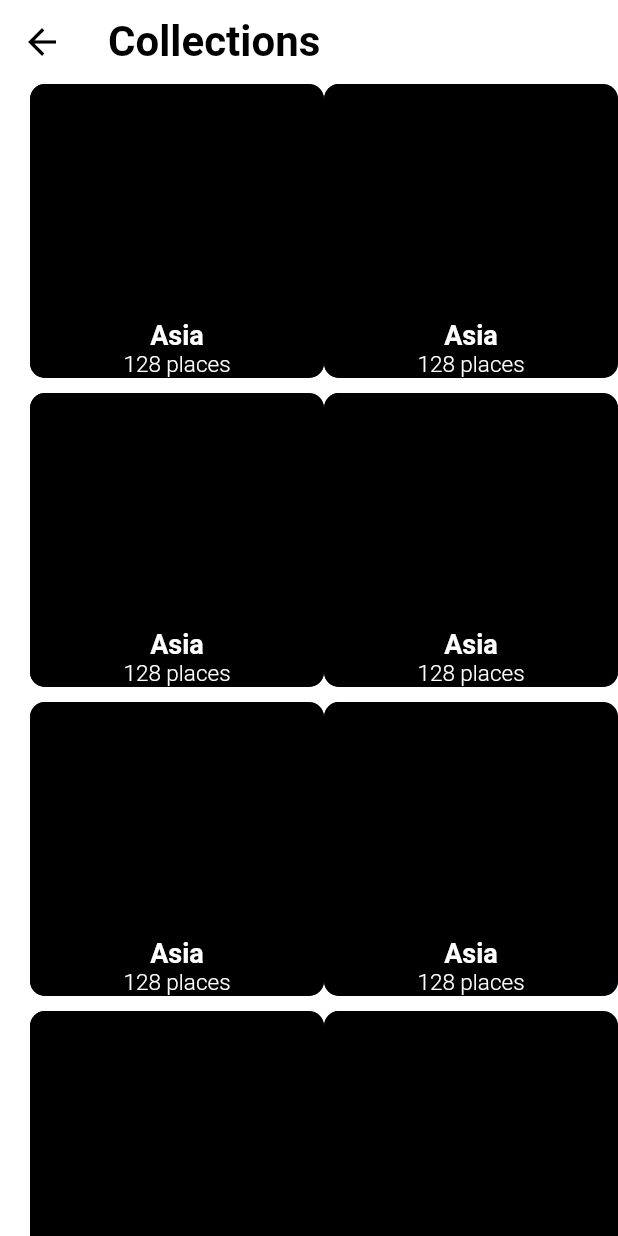
After one commit to JuanCastillo240301/project_flutter_app_delivery, a Flutter app: the collectionsPage screen opened by its route, on a phone screen of 412 x 824 dp. The commit adds this screen. Run offline on Flutter 3.47's test engine with Material 2 defaults, Android fonts, the phone set to English and light mode, and no system bars.

Commit message:
Prototipado de la app commit 73

```diff
--- /dev/null
+++ b/lib/src/features/presentation/collections_page/view/collections_page.dart
@@ -0,0 +1,77 @@
+import 'package:flutter/material.dart';
+import 'package:project_flutter_app_delivery/src/features/presentation/common_widgets/BackButtons/back_button.dart';
+import 'package:project_flutter_app_delivery/src/features/presentation/common_widgets/Texts/header_text.dart';
+
+class collectionsPage extends StatelessWidget {
+  const collectionsPage({super.key});
+
+  @override
+  Widget build(BuildContext context) {
+    return Scaffold(
+      body: CustomScrollView(
+        slivers: <Widget>[
+          SliverAppBar(
+            backgroundColor: Colors.white,
+            title: createText(texto: 'Collections', fontSize: 28,textAlign:TextAlign.justify ),
+            leading: Builder(builder: (BuildContext context){
+              return createBackButton(context,Colors.black);
+            },),
+          ),
+          SliverPadding(padding:
+          EdgeInsets.only(left: 20.0),
+          sliver: SliverGrid.count(crossAxisCount: 2,mainAxisSpacing: 10.0,children: [
+             _card(context),
+              _card(context),
+               _card(context),
+                _card(context),
+                 _card(context),
+                  _card(context),
+                   _card(context),
+                    _card(context),
+          ],
+          ),
+          )
+        ],
+      ),
+    );
+  }
+}
+
+Widget _card(BuildContext context){
+  return GestureDetector(
+    onTap: () {
+     Navigator.pushNamed(context, 'collections-detail');
+    },
+    child: Stack(
+      children: [
+        ClipRRect(
+          borderRadius: BorderRadius.circular(10.0),
+          child: Image(
+            width: 265,
+            height: 290,
+            fit: BoxFit.cover,
+            image: AssetImage('assets/stock.png'),),
+        ),
+        Container(
+           width: 265,
+            height: 290,
+          decoration: BoxDecoration(
+            color: Color.fromRGBO(0, 0, 0, 1.5),
+           borderRadius: BorderRadius.circular(10.0),
+          ),
+        ),
+        Container(
+          alignment: Alignment.center,
+          child: Column(
+            mainAxisAlignment: MainAxisAlignment.end,
+           //crossAxisAlignment: CrossAxisAlignment.center,
+            children: [
+              createText(texto: 'Asia',color: Colors.white,fontSize: 18, fontWeight: FontWeight.bold),
+              createText(texto: '128 places',color: Colors.white,fontSize: 15, fontWeight: FontWeight.w300),
+            ],
+          ),
+        )
+      ],
+    )
+    );
+}
--- a/lib/src/features/presentation/common_widgets/Cards/favourites_card.dart
+++ b/lib/src/features/presentation/common_widgets/Cards/favourites_card.dart
@@ -35,7 +35,7 @@ Widget createFavouritesCard(
               Image(width: 90.0, height: 90.0, fit: BoxFit.cover, image: image),
         ),
         Container(
-          padding: EdgeInsets.only(left: 15.0),
+          padding: EdgeInsets.only(left: 55.0),
           child: Column(
             mainAxisAlignment: MainAxisAlignment.spaceBetween,
             crossAxisAlignment: CrossAxisAlignment.start,
@@ -50,7 +50,7 @@ Widget createFavouritesCard(
                           fontWeight: FontWeight.bold,
                           fontSize: 17)),
                   SizedBox(
-                    width: 25.0,
+                    width: 100.0,
                   ),
                   IconButton(
                       icon: Icon(
--- a/lib/src/routes/routes.dart
+++ b/lib/src/routes/routes.dart
@@ -1,4 +1,6 @@
 import 'package:flutter/material.dart';
+import 'package:project_flutter_app_delivery/src/features/presentation/collections_detail_page/view/collections_detail_page.dart';
+import 'package:project_flutter_app_delivery/src/features/presentation/collections_page/view/collections_page.dart';
 import 'package:project_flutter_app_delivery/src/features/presentation/search_page/view/search_page.dart';
 
 
@@ -20,4 +22,6 @@ final routes = <String,WidgetBuilder>{
 'signup': (BuildContext context) => const SignUp(),
 'tabs': (BuildContext context) => const TabsPage(),
 'search': (BuildContext context) => const SearchPage(),
+'collections': (BuildContext context) => const collectionsPage(),
+'collections-detail': (BuildContext context) => const collectionsDetailPage(),
 };
```
Also changed, not shown: lib/src/features/presentation/collections_detail_page/view/collections_detail_page.dart (added, +127 -0 lines), lib/src/features/presentation/search_page/view/search_page.dart (+153 -1 lines), lib/src/features/presentation/tabs/explore_tab/view/explore_tab.dart (+8 -3 lines).
